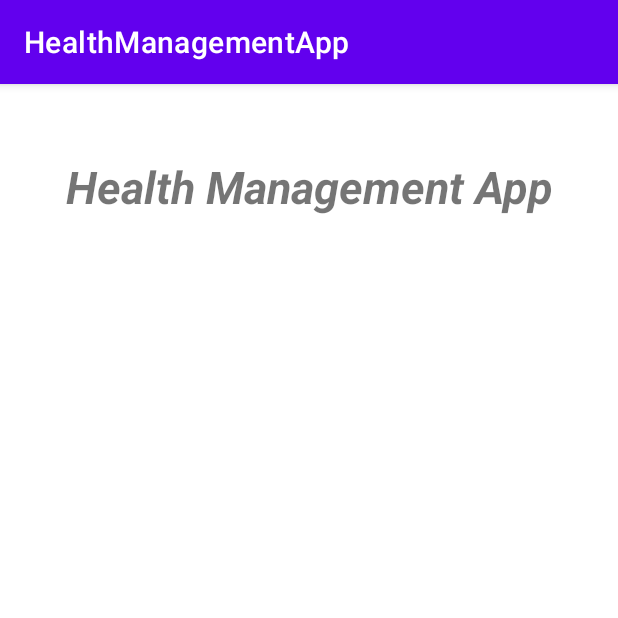
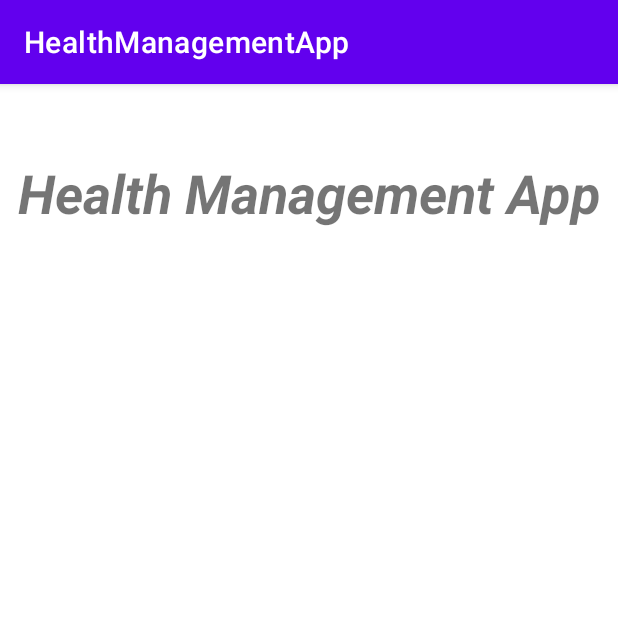
Before and after one commit to sakship2604/ConnectDoctorsApplication, an Android app: the screen it shows after launch (MainActivity), on a phone screen of 412 x 824 dp, the top half of it. Run offline under Robolectric (Android 15) with nearby library versions, the phone set to English and light mode, and no system bars.

Commit message:
Title size changed.

```diff
--- a/app/src/main/res/layout/activity_main.xml
+++ b/app/src/main/res/layout/activity_main.xml
@@ -13,9 +13,10 @@
         android:layout_marginTop="48dp"
         android:text="Health Management App"
         android:textColorHint="#000000"
-        android:textSize="30sp"
+        android:textSize="36sp"
         android:textStyle="bold|italic"
         app:layout_constraintEnd_toEndOf="parent"
         app:layout_constraintStart_toStartOf="parent"
         app:layout_constraintTop_toTopOf="parent" />
+
 </androidx.constraintlayout.widget.ConstraintLayout>
```
